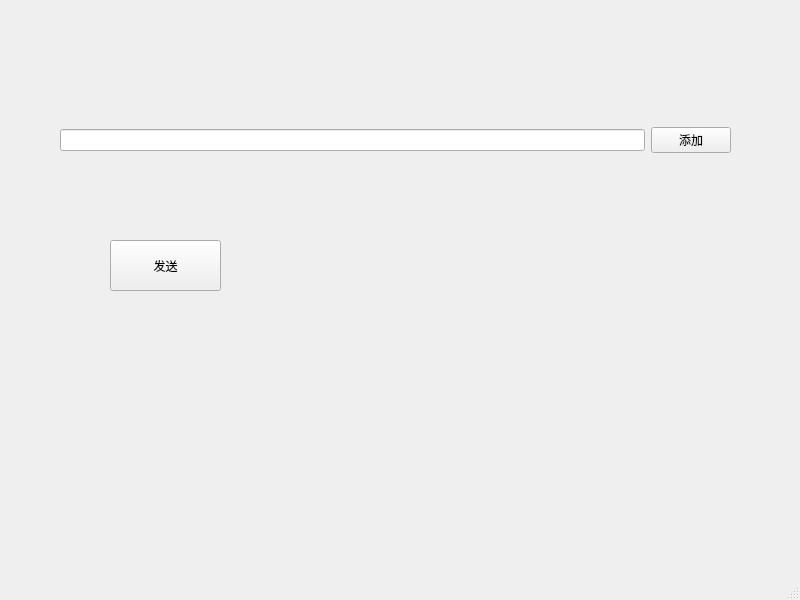
This is practice/demo.ui in lk000115/pj01 as Qt 5 draws it before an edit. The edited form follows.
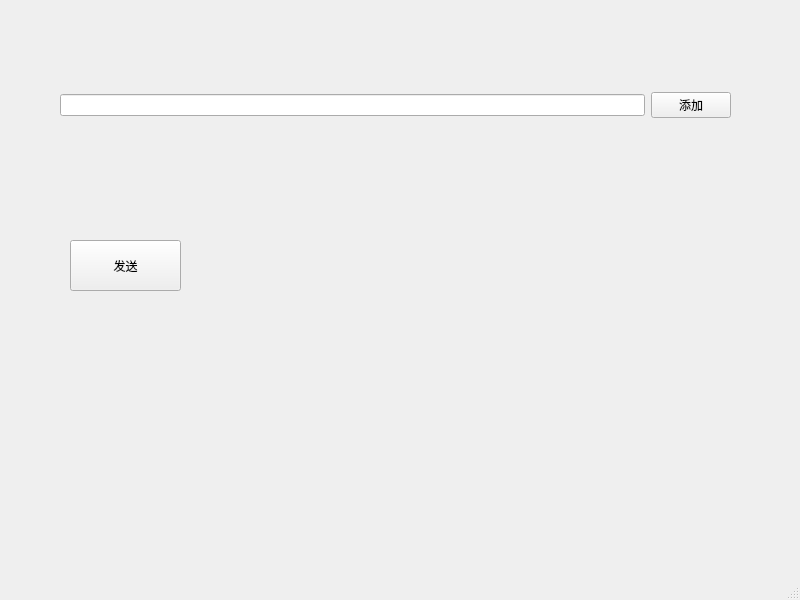
This is the edited form.

```diff
--- a/practice/demo.ui
+++ b/practice/demo.ui
@@ -17,7 +17,7 @@
    <widget class="QPushButton" name="pushButton_2">
     <property name="geometry">
      <rect>
-      <x>110</x>
+      <x>70</x>
       <y>240</y>
       <width>111</width>
       <height>51</height>
@@ -27,13 +27,13 @@
      <string>发送</string>
     </property>
    </widget>
-   <widget class="QWidget" name="">
+   <widget class="QWidget" name="layoutWidget">
     <property name="geometry">
      <rect>
       <x>60</x>
-      <y>110</y>
+      <y>70</y>
       <width>671</width>
-      <height>61</height>
+      <height>71</height>
      </rect>
     </property>
     <layout class="QHBoxLayout" name="horizontalLayout">
```
Left out of the diff: 4 changed lines with no effect on the pictures.
